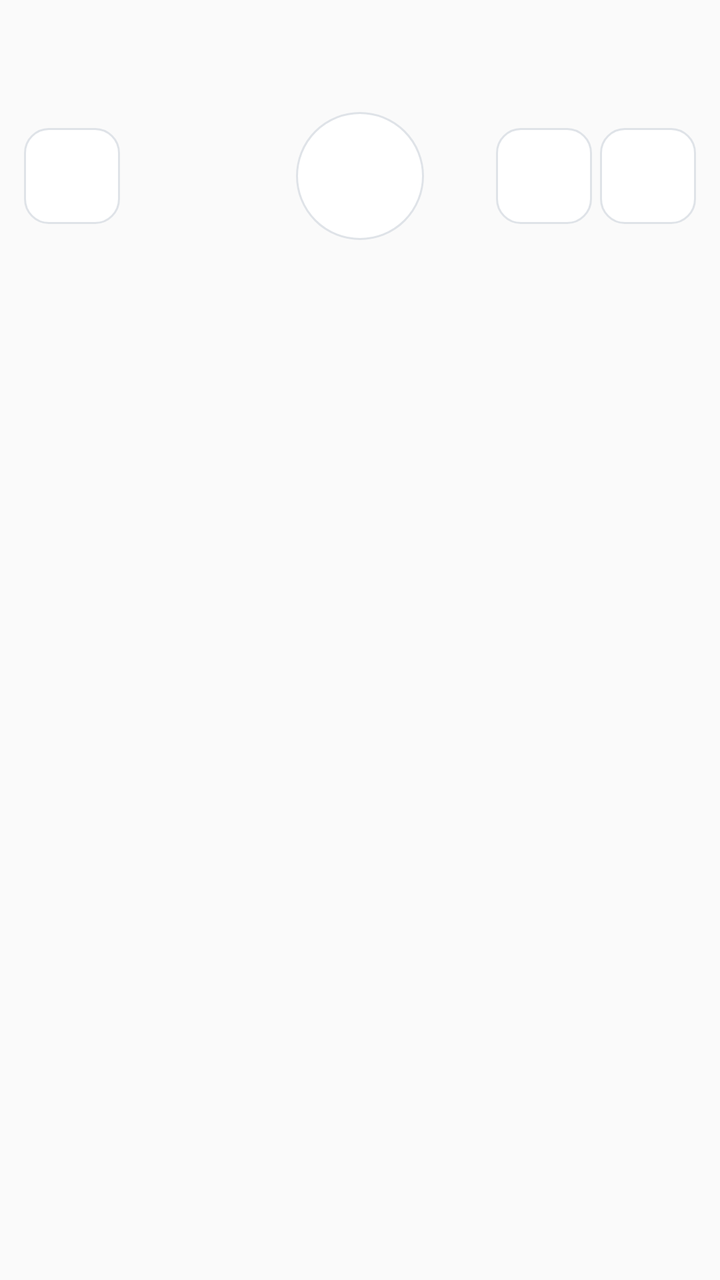
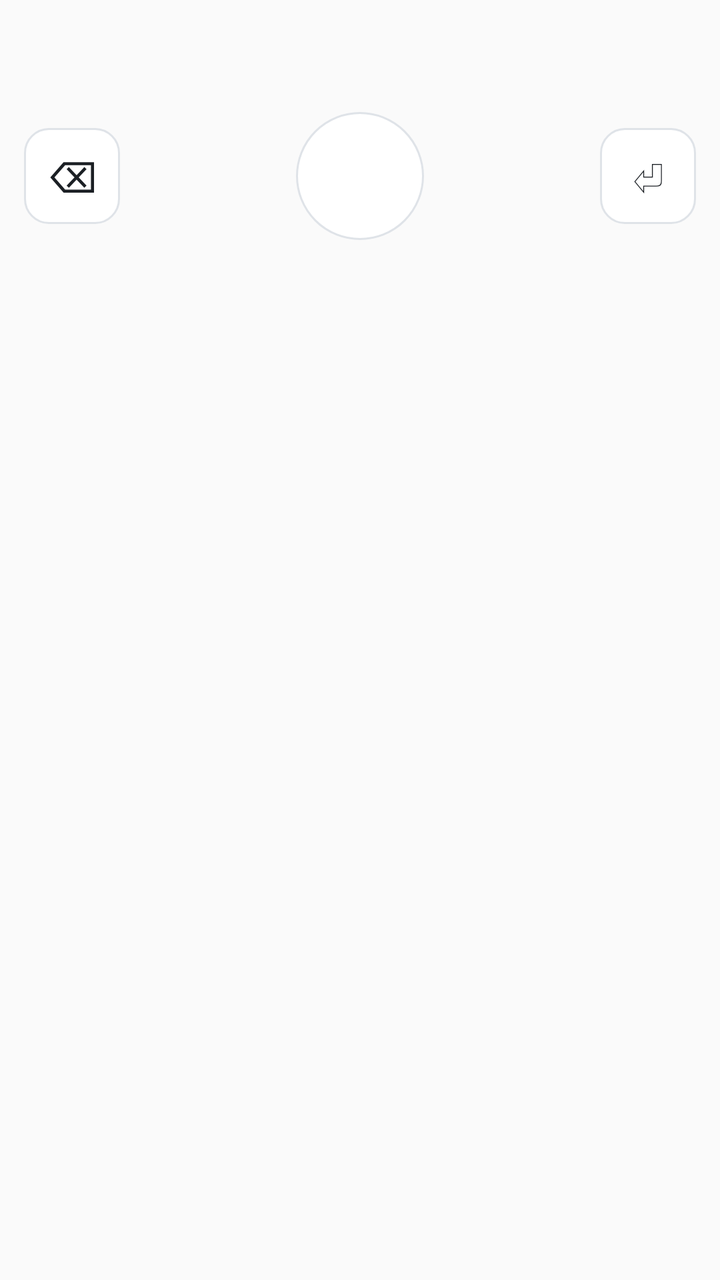

Compare the two renders of this Android layout. The source of the first and the diff that turns it into the second are given below.
<!-- AndroidManifest.xml: application theme Theme.Amanuensis -->
<!-- res/layout/ime_view.xml -->
<?xml version="1.0" encoding="utf-8"?>
<LinearLayout xmlns:android="http://schemas.android.com/apk/res/android"
    android:layout_width="match_parent"
    android:layout_height="wrap_content"
    android:orientation="vertical"
    android:paddingTop="8dp"
    android:paddingBottom="8dp"
    android:paddingStart="12dp"
    android:paddingEnd="12dp">

    <TextView
        android:id="@+id/ime_status"
        android:layout_width="match_parent"
        android:layout_height="wrap_content"
        android:minHeight="18dp"
        android:textSize="12sp"
        android:textColor="@color/ime_text_secondary"
        android:singleLine="true"
        android:ellipsize="end" />

    <TextView
        android:id="@+id/ime_preview"
        android:layout_width="match_parent"
        android:layout_height="wrap_content"
        android:minHeight="22dp"
        android:layout_marginTop="2dp"
        android:textSize="16sp"
        android:textColor="@color/ime_text_primary"
        android:maxLines="2"
        android:ellipsize="end"
        android:importantForAccessibility="no" />

    <LinearLayout
        android:layout_width="match_parent"
        android:layout_height="wrap_content"
        android:orientation="horizontal"
        android:baselineAligned="false"
        android:layout_marginTop="6dp"
        android:gravity="center_vertical">

        <LinearLayout
            android:layout_width="0dp"
            android:layout_height="wrap_content"
            android:layout_weight="1"
            android:orientation="horizontal">

            <ImageButton
                android:id="@+id/ime_delete"
                android:layout_width="48dp"
                android:layout_height="48dp"
                android:background="@drawable/ime_key_bg"
                android:src="@drawable/ic_ime_backspace"
                android:scaleType="centerInside"
                android:padding="12dp"
                android:contentDescription="@string/ime_cd_delete" />
        </LinearLayout>

        <FrameLayout
            android:layout_width="0dp"
            android:layout_height="wrap_content"
            android:layout_weight="1">

            <ImageButton
                android:id="@+id/ime_mic"
                android:layout_width="64dp"
                android:layout_height="64dp"
                android:layout_gravity="center_horizontal"
                android:background="@drawable/ime_mic_bg"
                android:src="@drawable/ic_ime_mic"
                android:scaleType="centerInside"
                android:padding="16dp"
                android:contentDescription="@string/ime_cd_mic_start" />
        </FrameLayout>

        <LinearLayout
            android:layout_width="0dp"
            android:layout_height="wrap_content"
            android:layout_weight="1"
            android:orientation="horizontal"
            android:gravity="end">

            <ImageButton
                android:id="@+id/ime_enter"
                android:layout_width="48dp"
                android:layout_height="48dp"
                android:background="@drawable/ime_key_bg"
                android:src="@drawable/ic_ime_enter"
                android:scaleType="centerInside"
                android:padding="12dp"
                android:contentDescription="@string/ime_cd_enter" />

            <ImageButton
                android:id="@+id/ime_switch"
                android:layout_width="48dp"
                android:layout_height="48dp"
                android:layout_marginStart="4dp"
                android:background="@drawable/ime_key_bg"
                android:src="@drawable/ic_ime_keyboard"
                android:scaleType="centerInside"
                android:padding="12dp"
                android:contentDescription="@string/ime_cd_switch" />
        </LinearLayout>
    </LinearLayout>
</LinearLayout>
<!-- resources referenced by this layout -->
<resources>
  <color name="ime_text_primary">#1B1F24</color>
  <color name="ime_text_secondary">#5B6470</color>
  <!-- drawable ic_ime_backspace (drawable) -->
  <?xml version="1.0" encoding="utf-8"?>
  <vector xmlns:android="http://schemas.android.com/apk/res/android"
      android:width="24dp" android:height="24dp"
      android:viewportWidth="24" android:viewportHeight="24">
      <path
          android:fillColor="#FFFFFFFF"
          android:pathData="M22,3H2C0.9,3 0,3.9 0,5v14c0,1.1 0.9,2 2,2h20c1.1,0 2,-0.9 2,-2V5C24,3.9 23.1,3 22,3zM22,19H2V5h20V19zM4,7h9v2H4V7zM4,11h9v2H4V11zM4,15h7v2H4V15zM15,7l4.5,3.5L15,14V7z" />
  </vector>
  <!-- drawable ic_ime_enter (drawable) -->
  <?xml version="1.0" encoding="utf-8"?>
  <vector xmlns:android="http://schemas.android.com/apk/res/android"
      android:width="24dp" android:height="24dp"
      android:viewportWidth="24" android:viewportHeight="24">
      <path
          android:fillColor="#FFFFFFFF"
          android:pathData="M19,7v2.5L13.5,15l-4,-4L3,17.5 4.5,19l5,-5 4,4 6.5,-6.5V15h2V7z" />
  </vector>
  <!-- drawable ic_ime_keyboard (drawable) -->
  <?xml version="1.0" encoding="utf-8"?>
  <vector xmlns:android="http://schemas.android.com/apk/res/android"
      android:width="24dp" android:height="24dp"
      android:viewportWidth="24" android:viewportHeight="24">
      <path
          android:fillColor="#FFFFFFFF"
          android:pathData="M21,2H3C1.9,2 1,2.9 1,4v12c0,1.1 0.9,2 2,2h5v2l3,-1.5L14,20v-2h7c1.1,0 2,-0.9 2,-2V4C23,2.9 22.1,2 21,2zM21,16H3V4h18V16zM6,7h2v2H6V7zM10,7h2v2h-2V7zM14,7h2v2h-2V7zM8,11h8v2H8V11z" />
  </vector>
  <!-- drawable ic_ime_mic (drawable) -->
  <?xml version="1.0" encoding="utf-8"?>
  <vector xmlns:android="http://schemas.android.com/apk/res/android"
      android:width="24dp" android:height="24dp"
      android:viewportWidth="24" android:viewportHeight="24">
      <path
          android:fillColor="#FFFFFFFF"
          android:pathData="M12,14c1.66,0 3,-1.34 3,-3V5c0,-1.66 -1.34,-3 -3,-3S9,3.34 9,5v6C9,12.66 10.34,14 12,14zM17,11c0,2.76 -2.24,5 -5,5s-5,-2.24 -5,-5H5c0,3.53 2.61,6.43 6,6.92V21h2v-3.08c3.39,-0.49 6,-3.39 6,-6.92H17z" />
  </vector>
  <!-- drawable ime_key_bg (drawable) -->
  <?xml version="1.0" encoding="utf-8"?>
  <ripple xmlns:android="http://schemas.android.com/apk/res/android"
      android:color="#33000000">
      <item>
          <shape android:shape="rectangle">
              <solid android:color="@color/ime_key" />
              <stroke android:width="1dp" android:color="@color/ime_key_stroke" />
              <corners android:radius="12dp" />
          </shape>
      </item>
  </ripple>
  <!-- drawable ime_mic_bg (drawable) -->
  <?xml version="1.0" encoding="utf-8"?>
  <ripple xmlns:android="http://schemas.android.com/apk/res/android"
      android:color="#33000000">
      <item>
          <shape android:shape="oval">
              <solid android:color="@color/ime_key" />
              <stroke android:width="1dp" android:color="@color/ime_key_stroke" />
          </shape>
      </item>
  </ripple>
  <string name="ime_cd_delete">Delete</string>
  <string name="ime_cd_enter">Enter</string>
  <string name="ime_cd_mic_start">Start voice dictation</string>
  <string name="ime_cd_switch">Switch keyboard</string>
  <style name="Theme.Amanuensis" parent="android:Theme.Material.Light.NoActionBar" />
  <color name="ime_key">#FFFFFF</color>
  <color name="ime_key_stroke">#DFE3E8</color>
</resources>

<!-- the commit's change to res/layout/ime_view.xml (unified diff, before → after) -->
@@ -44,14 +44,15 @@
             android:layout_weight="1"
             android:orientation="horizontal">
 
-            <ImageButton
+            <TextView
                 android:id="@+id/ime_delete"
                 android:layout_width="48dp"
                 android:layout_height="48dp"
                 android:background="@drawable/ime_key_bg"
-                android:src="@drawable/ic_ime_backspace"
-                android:scaleType="centerInside"
-                android:padding="12dp"
+                android:text="@string/ime_key_delete"
+                android:textSize="22sp"
+                android:textColor="@color/ime_text_primary"
+                android:gravity="center"
                 android:contentDescription="@string/ime_cd_delete" />
         </LinearLayout>
 
@@ -79,26 +80,16 @@
             android:orientation="horizontal"
             android:gravity="end">
 
-            <ImageButton
+            <TextView
                 android:id="@+id/ime_enter"
                 android:layout_width="48dp"
                 android:layout_height="48dp"
                 android:background="@drawable/ime_key_bg"
-                android:src="@drawable/ic_ime_enter"
-                android:scaleType="centerInside"
-                android:padding="12dp"
+                android:text="@string/ime_key_enter"
+                android:textSize="22sp"
+                android:textColor="@color/ime_text_primary"
+                android:gravity="center"
                 android:contentDescription="@string/ime_cd_enter" />
-
-            <ImageButton
-                android:id="@+id/ime_switch"
-                android:layout_width="48dp"
-                android:layout_height="48dp"
-                android:layout_marginStart="4dp"
-                android:background="@drawable/ime_key_bg"
-                android:src="@drawable/ic_ime_keyboard"
-                android:scaleType="centerInside"
-                android:padding="12dp"
-                android:contentDescription="@string/ime_cd_switch" />
         </LinearLayout>
     </LinearLayout>
 </LinearLayout>
<!-- resource entries referenced after the edit -->
@@ -2,33 +2,6 @@
 <resources>
   <color name="ime_text_primary">#1B1F24</color>
   <color name="ime_text_secondary">#5B6470</color>
-  <!-- drawable ic_ime_backspace (drawable) -->
-  <?xml version="1.0" encoding="utf-8"?>
-  <vector xmlns:android="http://schemas.android.com/apk/res/android"
-      android:width="24dp" android:height="24dp"
-      android:viewportWidth="24" android:viewportHeight="24">
-      <path
-          android:fillColor="#FFFFFFFF"
-          android:pathData="M22,3H2C0.9,3 0,3.9 0,5v14c0,1.1 0.9,2 2,2h20c1.1,0 2,-0.9 2,-2V5C24,3.9 23.1,3 22,3zM22,19H2V5h20V19zM4,7h9v2H4V7zM4,11h9v2H4V11zM4,15h7v2H4V15zM15,7l4.5,3.5L15,14V7z" />
-  </vector>
-  <!-- drawable ic_ime_enter (drawable) -->
-  <?xml version="1.0" encoding="utf-8"?>
-  <vector xmlns:android="http://schemas.android.com/apk/res/android"
-      android:width="24dp" android:height="24dp"
-      android:viewportWidth="24" android:viewportHeight="24">
-      <path
-          android:fillColor="#FFFFFFFF"
-          android:pathData="M19,7v2.5L13.5,15l-4,-4L3,17.5 4.5,19l5,-5 4,4 6.5,-6.5V15h2V7z" />
-  </vector>
-  <!-- drawable ic_ime_keyboard (drawable) -->
-  <?xml version="1.0" encoding="utf-8"?>
-  <vector xmlns:android="http://schemas.android.com/apk/res/android"
-      android:width="24dp" android:height="24dp"
-      android:viewportWidth="24" android:viewportHeight="24">
-      <path
-          android:fillColor="#FFFFFFFF"
-          android:pathData="M21,2H3C1.9,2 1,2.9 1,4v12c0,1.1 0.9,2 2,2h5v2l3,-1.5L14,20v-2h7c1.1,0 2,-0.9 2,-2V4C23,2.9 22.1,2 21,2zM21,16H3V4h18V16zM6,7h2v2H6V7zM10,7h2v2h-2V7zM14,7h2v2h-2V7zM8,11h8v2H8V11z" />
-  </vector>
   <!-- drawable ic_ime_mic (drawable) -->
   <?xml version="1.0" encoding="utf-8"?>
   <vector xmlns:android="http://schemas.android.com/apk/res/android"
@@ -64,7 +37,8 @@
   <string name="ime_cd_delete">Delete</string>
   <string name="ime_cd_enter">Enter</string>
   <string name="ime_cd_mic_start">Start voice dictation</string>
-  <string name="ime_cd_switch">Switch keyboard</string>
+  <string name="ime_key_delete">⌫</string>
+  <string name="ime_key_enter">⏎</string>
   <style name="Theme.Amanuensis" parent="android:Theme.Material.Light.NoActionBar" />
   <color name="ime_key">#FFFFFF</color>
   <color name="ime_key_stroke">#DFE3E8</color>
